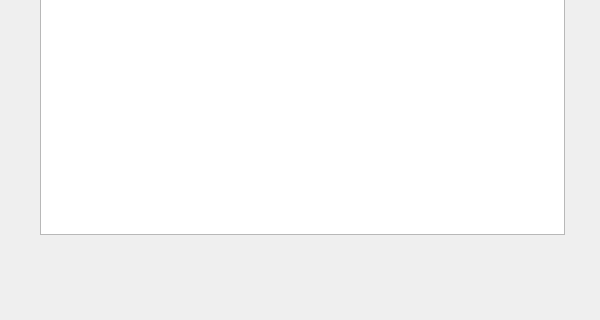
The window that Accounting-UI/DialogCreateFactor-ASWPy.ui (MKarimi21/AccountingSoftWareWithPython) describes before a commit, drawn with Qt 5; both pictures show x 0 to 600 and y 510 to 830 of the 600 by 830 pixel window.
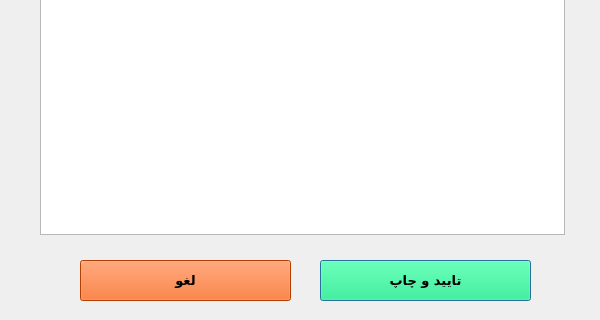
The same window after the commit.

Commit message: create dialog for preview factor

```diff
--- a/Accounting-UI/DialogCreateFactor-ASWPy.ui
+++ b/Accounting-UI/DialogCreateFactor-ASWPy.ui
@@ -49,6 +49,890 @@
     </size>
    </property>
   </widget>
+  <widget class="QPushButton" name="pushButton_2">
+   <property name="geometry">
+    <rect>
+     <x>320</x>
+     <y>770</y>
+     <width>211</width>
+     <height>41</height>
+    </rect>
+   </property>
+   <property name="palette">
+    <palette>
+     <active>
+      <colorrole role="WindowText">
+       <brush brushstyle="SolidPattern">
+        <color alpha="255">
+         <red>0</red>
+         <green>0</green>
+         <blue>0</blue>
+        </color>
+       </brush>
+      </colorrole>
+      <colorrole role="Button">
+       <brush brushstyle="SolidPattern">
+        <color alpha="255">
+         <red>0</red>
+         <green>255</green>
+         <blue>127</blue>
+        </color>
+       </brush>
+      </colorrole>
+      <colorrole role="Light">
+       <brush brushstyle="SolidPattern">
+        <color alpha="255">
+         <red>127</red>
+         <green>255</green>
+         <blue>191</blue>
+        </color>
+       </brush>
+      </colorrole>
+      <colorrole role="Midlight">
+       <brush brushstyle="SolidPattern">
+        <color alpha="255">
+         <red>63</red>
+         <green>255</green>
+         <blue>159</blue>
+        </color>
+       </brush>
+      </colorrole>
+      <colorrole role="Dark">
+       <brush brushstyle="SolidPattern">
+        <color alpha="255">
+         <red>0</red>
+         <green>127</green>
+         <blue>63</blue>
+        </color>
+       </brush>
+      </colorrole>
+      <colorrole role="Mid">
+       <brush brushstyle="SolidPattern">
+        <color alpha="255">
+         <red>0</red>
+         <green>170</green>
+         <blue>84</blue>
+        </color>
+       </brush>
+      </colorrole>
+      <colorrole role="Text">
+       <brush brushstyle="SolidPattern">
+        <color alpha="255">
+         <red>0</red>
+         <green>0</green>
+         <blue>0</blue>
+        </color>
+       </brush>
+      </colorrole>
+      <colorrole role="BrightText">
+       <brush brushstyle="SolidPattern">
+        <color alpha="255">
+         <red>255</red>
+         <green>255</green>
+         <blue>255</blue>
+        </color>
+       </brush>
+      </colorrole>
+      <colorrole role="ButtonText">
+       <brush brushstyle="SolidPattern">
+        <color alpha="255">
+         <red>0</red>
+         <green>0</green>
+         <blue>0</blue>
+        </color>
+       </brush>
+      </colorrole>
+      <colorrole role="Base">
+       <brush brushstyle="SolidPattern">
+        <color alpha="255">
+         <red>255</red>
+         <green>255</green>
+         <blue>255</blue>
+        </color>
+       </brush>
+      </colorrole>
+      <colorrole role="Window">
+       <brush brushstyle="SolidPattern">
+        <color alpha="255">
+         <red>0</red>
+         <green>255</green>
+         <blue>127</blue>
+        </color>
+       </brush>
+      </colorrole>
+      <colorrole role="Shadow">
+       <brush brushstyle="SolidPattern">
+        <color alpha="255">
+         <red>0</red>
+         <green>0</green>
+         <blue>0</blue>
+        </color>
+       </brush>
+      </colorrole>
+      <colorrole role="AlternateBase">
+       <brush brushstyle="SolidPattern">
+        <color alpha="255">
+         <red>127</red>
+         <green>255</green>
+         <blue>191</blue>
+        </color>
+       </brush>
+      </colorrole>
+      <colorrole role="ToolTipBase">
+       <brush brushstyle="SolidPattern">
+        <color alpha="255">
+         <red>255</red>
+         <green>255</green>
+         <blue>220</blue>
+        </color>
+       </brush>
+      </colorrole>
+      <colorrole role="ToolTipText">
+       <brush brushstyle="SolidPattern">
+        <color alpha="255">
+         <red>0</red>
+         <green>0</green>
+         <blue>0</blue>
+        </color>
+       </brush>
+      </colorrole>
+     </active>
+     <inactive>
+      <colorrole role="WindowText">
+       <brush brushstyle="SolidPattern">
+        <color alpha="255">
+         <red>0</red>
+         <green>0</green>
+         <blue>0</blue>
+        </color>
+       </brush>
+      </colorrole>
+      <colorrole role="Button">
+       <brush brushstyle="SolidPattern">
+        <color alpha="255">
+         <red>0</red>
+         <green>255</green>
+         <blue>127</blue>
+        </color>
+       </brush>
+      </colorrole>
+      <colorrole role="Light">
+       <brush brushstyle="SolidPattern">
+        <color alpha="255">
+         <red>127</red>
+         <green>255</green>
+         <blue>191</blue>
+        </color>
+       </brush>
+      </colorrole>
+      <colorrole role="Midlight">
+       <brush brushstyle="SolidPattern">
+        <color alpha="255">
+         <red>63</red>
+         <green>255</green>
+         <blue>159</blue>
+        </color>
+       </brush>
+      </colorrole>
+      <colorrole role="Dark">
+       <brush brushstyle="SolidPattern">
+        <color alpha="255">
+         <red>0</red>
+         <green>127</green>
+         <blue>63</blue>
+        </color>
+       </brush>
+      </colorrole>
+      <colorrole role="Mid">
+       <brush brushstyle="SolidPattern">
+        <color alpha="255">
+         <red>0</red>
+         <green>170</green>
+         <blue>84</blue>
+        </color>
+       </brush>
+      </colorrole>
+      <colorrole role="Text">
+       <brush brushstyle="SolidPattern">
+        <color alpha="255">
+         <red>0</red>
+         <green>0</green>
+         <blue>0</blue>
+        </color>
+       </brush>
+      </colorrole>
+      <colorrole role="BrightText">
+       <brush brushstyle="SolidPattern">
+        <color alpha="255">
+         <red>255</red>
+         <green>255</green>
+         <blue>255</blue>
+        </color>
+       </brush>
+      </colorrole>
+      <colorrole role="ButtonText">
+       <brush brushstyle="SolidPattern">
+        <color alpha="255">
+         <red>0</red>
+         <green>0</green>
+         <blue>0</blue>
+        </color>
+       </brush>
+      </colorrole>
+      <colorrole role="Base">
+       <brush brushstyle="SolidPattern">
+        <color alpha="255">
+         <red>255</red>
+         <green>255</green>
+         <blue>255</blue>
+        </color>
+       </brush>
+      </colorrole>
+      <colorrole role="Window">
+       <brush brushstyle="SolidPattern">
+        <color alpha="255">
+         <red>0</red>
+         <green>255</green>
+         <blue>127</blue>
+        </color>
+       </brush>
+      </colorrole>
+      <colorrole role="Shadow">
+       <brush brushstyle="SolidPattern">
+        <color alpha="255">
+         <red>0</red>
+         <green>0</green>
+         <blue>0</blue>
+        </color>
+       </brush>
+      </colorrole>
+      <colorrole role="AlternateBase">
+       <brush brushstyle="SolidPattern">
+        <color alpha="255">
+         <red>127</red>
+         <green>255</green>
+         <blue>191</blue>
+        </color>
+       </brush>
+      </colorrole>
+      <colorrole role="ToolTipBase">
+       <brush brushstyle="SolidPattern">
+        <color alpha="255">
+         <red>255</red>
+         <green>255</green>
+         <blue>220</blue>
+        </color>
+       </brush>
+      </colorrole>
+      <colorrole role="ToolTipText">
+       <brush brushstyle="SolidPattern">
+        <color alpha="255">
+         <red>0</red>
+         <green>0</green>
+         <blue>0</blue>
+        </color>
+       </brush>
+      </colorrole>
+     </inactive>
+     <disabled>
+      <colorrole role="WindowText">
+       <brush brushstyle="SolidPattern">
+        <color alpha="255">
+         <red>0</red>
+         <green>127</green>
+         <blue>63</blue>
+        </color>
+       </brush>
+      </colorrole>
+      <colorrole role="Button">
+       <brush brushstyle="SolidPattern">
+        <color alpha="255">
+         <red>0</red>
+         <green>255</green>
+         <blue>127</blue>
+        </color>
+       </brush>
+      </colorrole>
+      <colorrole role="Light">
+       <brush brushstyle="SolidPattern">
+        <color alpha="255">
+         <red>127</red>
+         <green>255</green>
+         <blue>191</blue>
+        </color>
+       </brush>
+      </colorrole>
+      <colorrole role="Midlight">
+       <brush brushstyle="SolidPattern">
+        <color alpha="255">
+         <red>63</red>
+         <green>255</green>
+         <blue>159</blue>
+        </color>
+       </brush>
+      </colorrole>
+      <colorrole role="Dark">
+       <brush brushstyle="SolidPattern">
+        <color alpha="255">
+         <red>0</red>
+         <green>127</green>
+         <blue>63</blue>
+        </color>
+       </brush>
+      </colorrole>
+      <colorrole role="Mid">
+       <brush brushstyle="SolidPattern">
+        <color alpha="255">
+         <red>0</red>
+         <green>170</green>
+         <blue>84</blue>
+        </color>
+       </brush>
+      </colorrole>
+      <colorrole role="Text">
+       <brush brushstyle="SolidPattern">
+        <color alpha="255">
+         <red>0</red>
+         <green>127</green>
+         <blue>63</blue>
+        </color>
+       </brush>
+      </colorrole>
+      <colorrole role="BrightText">
+       <brush brushstyle="SolidPattern">
+        <color alpha="255">
+         <red>255</red>
+         <green>255</green>
+         <blue>255</blue>
+        </color>
+       </brush>
+      </colorrole>
+      <colorrole role="ButtonText">
+       <brush brushstyle="SolidPattern">
+        <color alpha="255">
+         <red>0</red>
+         <green>127</green>
+         <blue>63</blue>
+        </color>
+       </brush>
+      </colorrole>
+      <colorrole role="Base">
+       <brush brushstyle="SolidPattern">
+        <color alpha="255">
+         <red>0</red>
+         <green>255</green>
+         <blue>127</blue>
+        </color>
+       </brush>
+      </colorrole>
+      <colorrole role="Window">
+       <brush brushstyle="SolidPattern">
+        <color alpha="255">
+         <red>0</red>
+         <green>255</green>
+         <blue>127</blue>
+        </color>
+       </brush>
+      </colorrole>
+      <colorrole role="Shadow">
+       <brush brushstyle="SolidPattern">
+        <color alpha="255">
+         <red>0</red>
+         <green>0</green>
+         <blue>0</blue>
+        </color>
+       </brush>
+      </colorrole>
+      <colorrole role="AlternateBase">
+       <brush brushstyle="SolidPattern">
+        <color alpha="255">
+         <red>0</red>
+         <green>255</green>
+         <blue>127</blue>
+        </color>
+       </brush>
+      </colorrole>
+      <colorrole role="ToolTipBase">
+       <brush brushstyle="SolidPattern">
+        <color alpha="255">
+         <red>255</red>
+         <green>255</green>
+         <blue>220</blue>
+        </color>
+       </brush>
+      </colorrole>
+      <colorrole role="ToolTipText">
+       <brush brushstyle="SolidPattern">
+        <color alpha="255">
+         <red>0</red>
+         <green>0</green>
+         <blue>0</blue>
+        </color>
+       </brush>
+      </colorrole>
+     </disabled>
+    </palette>
+   </property>
+   <property name="font">
+    <font>
+     <family>B Traffic</family>
+     <pointsize>10</pointsize>
+     <weight>75</weight>
+     <bold>true</bold>
+    </font>
+   </property>
+   <property name="cursor">
+    <cursorShape>PointingHandCursor</cursorShape>
+   </property>
+   <property name="autoFillBackground">
+    <bool>false</bool>
+   </property>
+   <property name="text">
+    <string>تایید و چاپ</string>
+   </property>
+  </widget>
+  <widget class="QPushButton" name="pushButton_3">
+   <property name="geometry">
+    <rect>
+     <x>80</x>
+     <y>770</y>
+     <width>211</width>
+     <height>41</height>
+    </rect>
+   </property>
+   <property name="palette">
+    <palette>
+     <active>
+      <colorrole role="WindowText">
+       <brush brushstyle="SolidPattern">
+        <color alpha="255">
+         <red>0</red>
+         <green>0</green>
+         <blue>0</blue>
+        </color>
+       </brush>
+      </colorrole>
+      <colorrole role="Button">
+       <brush brushstyle="SolidPattern">
+        <color alpha="255">
+         <red>255</red>
+         <green>85</green>
+         <blue>0</blue>
+        </color>
+       </brush>
+      </colorrole>
+      <colorrole role="Light">
+       <brush brushstyle="SolidPattern">
+        <color alpha="255">
+         <red>255</red>
+         <green>170</green>
+         <blue>127</blue>
+        </color>
+       </brush>
+      </colorrole>
+      <colorrole role="Midlight">
+       <brush brushstyle="SolidPattern">
+        <color alpha="255">
+         <red>255</red>
+         <green>127</green>
+         <blue>63</blue>
+        </color>
+       </brush>
+      </colorrole>
+      <colorrole role="Dark">
+       <brush brushstyle="SolidPattern">
+        <color alpha="255">
+         <red>127</red>
+         <green>42</green>
+         <blue>0</blue>
+        </color>
+       </brush>
+      </colorrole>
+      <colorrole role="Mid">
+       <brush brushstyle="SolidPattern">
+        <color alpha="255">
+         <red>170</red>
+         <green>56</green>
+         <blue>0</blue>
+        </color>
+       </brush>
+      </colorrole>
+      <colorrole role="Text">
+       <brush brushstyle="SolidPattern">
+        <color alpha="255">
+         <red>0</red>
+         <green>0</green>
+         <blue>0</blue>
+        </color>
+       </brush>
+      </colorrole>
+      <colorrole role="BrightText">
+       <brush brushstyle="SolidPattern">
+        <color alpha="255">
+         <red>255</red>
+         <green>255</green>
+         <blue>255</blue>
+        </color>
+       </brush>
+      </colorrole>
+      <colorrole role="ButtonText">
+       <brush brushstyle="SolidPattern">
+        <color alpha="255">
+         <red>0</red>
+         <green>0</green>
+         <blue>0</blue>
+        </color>
+       </brush>
+      </colorrole>
+      <colorrole role="Base">
+       <brush brushstyle="SolidPattern">
+        <color alpha="255">
+         <red>255</red>
+         <green>255</green>
+         <blue>255</blue>
+        </color>
+       </brush>
+      </colorrole>
+      <colorrole role="Window">
+       <brush brushstyle="SolidPattern">
+        <color alpha="255">
+         <red>255</red>
+         <green>85</green>
+         <blue>0</blue>
+        </color>
+       </brush>
+      </colorrole>
+      <colorrole role="Shadow">
+       <brush brushstyle="SolidPattern">
+        <color alpha="255">
+         <red>0</red>
+         <green>0</green>
+         <blue>0</blue>
+        </color>
+       </brush>
+      </colorrole>
+      <colorrole role="AlternateBase">
+       <brush brushstyle="SolidPattern">
+        <color alpha="255">
+         <red>255</red>
+         <green>170</green>
+         <blue>127</blue>
+        </color>
+       </brush>
+      </colorrole>
+      <colorrole role="ToolTipBase">
+       <brush brushstyle="SolidPattern">
+        <color alpha="255">
+         <red>255</red>
+         <green>255</green>
+         <blue>220</blue>
+        </color>
+       </brush>
+      </colorrole>
+      <colorrole role="ToolTipText">
+       <brush brushstyle="SolidPattern">
+        <color alpha="255">
+         <red>0</red>
+         <green>0</green>
+         <blue>0</blue>
+        </color>
+       </brush>
+      </colorrole>
+     </active>
+     <inactive>
+      <colorrole role="WindowText">
+       <brush brushstyle="SolidPattern">
+        <color alpha="255">
+         <red>0</red>
+         <green>0</green>
+         <blue>0</blue>
+        </color>
+       </brush>
+      </colorrole>
+      <colorrole role="Button">
+       <brush brushstyle="SolidPattern">
+        <color alpha="255">
+         <red>255</red>
+         <green>85</green>
+         <blue>0</blue>
+        </color>
+       </brush>
+      </colorrole>
+      <colorrole role="Light">
+       <brush brushstyle="SolidPattern">
+        <color alpha="255">
+         <red>255</red>
+         <green>170</green>
+         <blue>127</blue>
+        </color>
+       </brush>
+      </colorrole>
+      <colorrole role="Midlight">
+       <brush brushstyle="SolidPattern">
+        <color alpha="255">
+         <red>255</red>
+         <green>127</green>
+         <blue>63</blue>
+        </color>
+       </brush>
+      </colorrole>
+      <colorrole role="Dark">
+       <brush brushstyle="SolidPattern">
+        <color alpha="255">
+         <red>127</red>
+         <green>42</green>
+         <blue>0</blue>
+        </color>
+       </brush>
+      </colorrole>
+      <colorrole role="Mid">
+       <brush brushstyle="SolidPattern">
+        <color alpha="255">
+         <red>170</red>
+         <green>56</green>
+         <blue>0</blue>
+        </color>
+       </brush>
+      </colorrole>
+      <colorrole role="Text">
+       <brush brushstyle="SolidPattern">
+        <color alpha="255">
+         <red>0</red>
+         <green>0</green>
+         <blue>0</blue>
+        </color>
+       </brush>
+      </colorrole>
+      <colorrole role="BrightText">
+       <brush brushstyle="SolidPattern">
+        <color alpha="255">
+         <red>255</red>
+         <green>255</green>
+         <blue>255</blue>
+        </color>
+       </brush>
+      </colorrole>
+      <colorrole role="ButtonText">
+       <brush brushstyle="SolidPattern">
+        <color alpha="255">
+         <red>0</red>
+         <green>0</green>
+         <blue>0</blue>
+        </color>
+       </brush>
+      </colorrole>
+      <colorrole role="Base">
+       <brush brushstyle="SolidPattern">
+        <color alpha="255">
+         <red>255</red>
+         <green>255</green>
+         <blue>255</blue>
+        </color>
+       </brush>
+      </colorrole>
+      <colorrole role="Window">
+       <brush brushstyle="SolidPattern">
+        <color alpha="255">
+         <red>255</red>
+         <green>85</green>
+         <blue>0</blue>
+        </color>
+       </brush>
+      </colorrole>
+      <colorrole role="Shadow">
+       <brush brushstyle="SolidPattern">
+        <color alpha="255">
+         <red>0</red>
+         <green>0</green>
+         <blue>0</blue>
+        </color>
+       </brush>
+      </colorrole>
+      <colorrole role="AlternateBase">
+       <brush brushstyle="SolidPattern">
+        <color alpha="255">
+         <red>255</red>
+         <green>170</green>
+         <blue>127</blue>
+        </color>
+       </brush>
+      </colorrole>
+      <colorrole role="ToolTipBase">
+       <brush brushstyle="SolidPattern">
+        <color alpha="255">
+         <red>255</red>
+         <green>255</green>
+         <blue>220</blue>
+        </color>
+       </brush>
+      </colorrole>
+      <colorrole role="ToolTipText">
+       <brush brushstyle="SolidPattern">
+        <color alpha="255">
+         <red>0</red>
+         <green>0</green>
+         <blue>0</blue>
+        </color>
+       </brush>
+      </colorrole>
+     </inactive>
+     <disabled>
+      <colorrole role="WindowText">
+       <brush brushstyle="SolidPattern">
+        <color alpha="255">
+         <red>127</red>
+         <green>42</green>
+         <blue>0</blue>
+        </color>
+       </brush>
+      </colorrole>
+      <colorrole role="Button">
+       <brush brushstyle="SolidPattern">
+        <color alpha="255">
+         <red>255</red>
+         <green>85</green>
+         <blue>0</blue>
+        </color>
+       </brush>
+      </colorrole>
+      <colorrole role="Light">
+       <brush brushstyle="SolidPattern">
+        <color alpha="255">
+         <red>255</red>
+         <green>170</green>
+         <blue>127</blue>
+        </color>
+       </brush>
+      </colorrole>
+      <colorrole role="Midlight">
+       <brush brushstyle="SolidPattern">
+        <color alpha="255">
+         <red>255</red>
+         <green>127</green>
+         <blue>63</blue>
+        </color>
+       </brush>
+      </colorrole>
+      <colorrole role="Dark">
+       <brush brushstyle="SolidPattern">
+        <color alpha="255">
+         <red>127</red>
+         <green>42</green>
+         <blue>0</blue>
+        </color>
+       </brush>
+      </colorrole>
+      <colorrole role="Mid">
+       <brush brushstyle="SolidPattern">
+        <color alpha="255">
+         <red>170</red>
+         <green>56</green>
+         <blue>0</blue>
+        </color>
+       </brush>
+      </colorrole>
+      <colorrole role="Text">
+       <brush brushstyle="SolidPattern">
+        <color alpha="255">
+         <red>127</red>
+         <green>42</green>
+         <blue>0</blue>
+        </color>
+       </brush>
+      </colorrole>
+      <colorrole role="BrightText">
+       <brush brushstyle="SolidPattern">
+        <color alpha="255">
+         <red>255</red>
+         <green>255</green>
+         <blue>255</blue>
+        </color>
+       </brush>
+      </colorrole>
+      <colorrole role="ButtonText">
+       <brush brushstyle="SolidPattern">
+        <color alpha="255">
+         <red>127</red>
+         <green>42</green>
+         <blue>0</blue>
+        </color>
+       </brush>
+      </colorrole>
+      <colorrole role="Base">
+       <brush brushstyle="SolidPattern">
+        <color alpha="255">
+         <red>255</red>
+         <green>85</green>
+         <blue>0</blue>
+        </color>
+       </brush>
+      </colorrole>
+      <colorrole role="Window">
+       <brush brushstyle="SolidPattern">
+        <color alpha="255">
+         <red>255</red>
+         <green>85</green>
+         <blue>0</blue>
+        </color>
+       </brush>
+      </colorrole>
+      <colorrole role="Shadow">
+       <brush brushstyle="SolidPattern">
+        <color alpha="255">
+         <red>0</red>
+         <green>0</green>
+         <blue>0</blue>
+        </color>
+       </brush>
+      </colorrole>
+      <colorrole role="AlternateBase">
+       <brush brushstyle="SolidPattern">
+        <color alpha="255">
+         <red>255</red>
+         <green>85</green>
+         <blue>0</blue>
+        </color>
+       </brush>
+      </colorrole>
+      <colorrole role="ToolTipBase">
+       <brush brushstyle="SolidPattern">
+        <color alpha="255">
+         <red>255</red>
+         <green>255</green>
+         <blue>220</blue>
+        </color>
+       </brush>
+      </colorrole>
+      <colorrole role="ToolTipText">
+       <brush brushstyle="SolidPattern">
+        <color alpha="255">
+         <red>0</red>
+         <green>0</green>
+         <blue>0</blue>
+        </color>
+       </brush>
+      </colorrole>
+     </disabled>
+    </palette>
+   </property>
+   <property name="font">
+    <font>
+     <family>B Traffic</family>
+     <pointsize>10</pointsize>
+     <weight>75</weight>
+     <bold>true</bold>
+    </font>
+   </property>
+   <property name="cursor">
+    <cursorShape>PointingHandCursor</cursorShape>
+   </property>
+   <property name="autoFillBackground">
+    <bool>false</bool>
+   </property>
+   <property name="text">
+    <string>لغو</string>
+   </property>
+  </widget>
  </widget>
  <resources/>
  <connections/>
```
